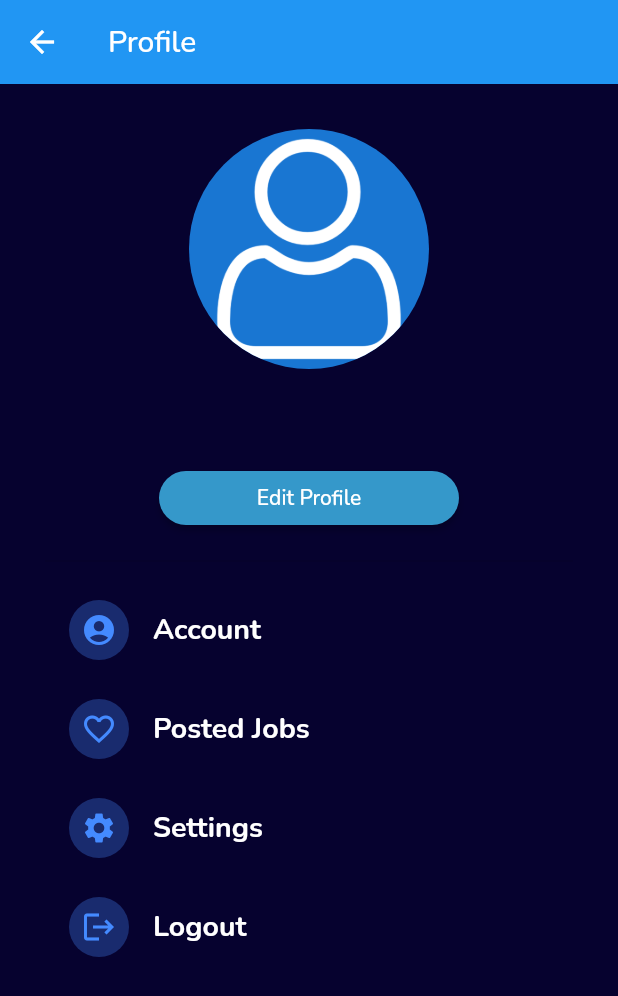
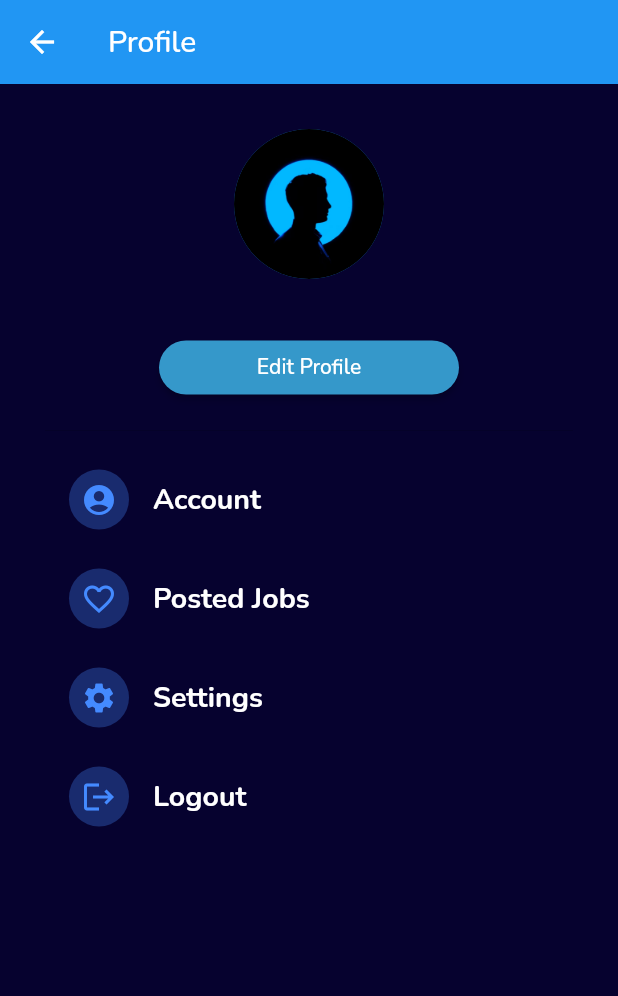
Before and after one commit to mathewspmathew/findmyjob, a Flutter app: the HomeProfile screen opened directly, on a phone screen of 412 x 824 dp. Shown: the top 996 px of the screen. Run offline on Flutter 3.47's test engine with Material 2 defaults, Android fonts, the phone set to English and light mode, and no system bars; our stand-ins replace cloud_firestore, firebase_auth, firebase_core, firebase_storage, flutter_custom_clippers, flutter_svg and 5 more; accounts and stored records are empty.

Commit message:
profile pic done

```diff
--- a/lib/views/screens/home_profile.dart
+++ b/lib/views/screens/home_profile.dart
@@ -76,8 +76,8 @@ class HomeProfile extends StatelessWidget {
           child: Column(
             children: [
               const CircleAvatar(
-                radius: 80,
-                backgroundImage: AssetImage('assets/images/profile.png'),
+                radius: 50,
+                backgroundImage: AssetImage('assets/images/profile_image.png'),
               ),
               StreamBuilder<DocumentSnapshot<Map<String, dynamic>>>(
                 stream: usersCollection.doc(user!.uid).snapshots(),
@@ -90,28 +90,28 @@ class HomeProfile extends StatelessWidget {
 
                     return Column(
                       children: [
-                        Row(
-                          mainAxisAlignment: MainAxisAlignment.center,
-                          children: [
-                            Text(
-                              '${firstName ?? ''}',
-                              style: const TextStyle(
-                                fontSize: 20.0,
-                                fontWeight: FontWeight.bold,
-                                color: Color.fromARGB(255, 255, 255, 255),
-                              ),
-                            ),
-                            const SizedBox(width: 5),
-                            Text(
-                              '${lastName ?? ''}',
-                              style: const TextStyle(
-                                fontSize: 20.0,
-                                fontWeight: FontWeight.bold,
-                                color: Color.fromARGB(255, 255, 255, 255),
-                              ),
-                            ),
-                          ],
-                        ),
+                        // Row(
+                        //   mainAxisAlignment: MainAxisAlignment.center,
+                        //   children: [
+                        //     Text(
+                        //       '${firstName ?? ''}',
+                        //       style: const TextStyle(
+                        //         fontSize: 20.0,
+                        //         fontWeight: FontWeight.bold,
+                        //         color: Color.fromARGB(255, 255, 255, 255),
+                        //       ),
+                        //     ),
+                        //     const SizedBox(width: 5),
+                        //     Text(
+                        //       '${lastName ?? ''}',
+                        //       style: const TextStyle(
+                        //         fontSize: 20.0,
+                        //         fontWeight: FontWeight.bold,
+                        //         color: Color.fromARGB(255, 255, 255, 255),
+                        //       ),
+                        //     ),
+                        //   ],
+                        // ),
                         const SizedBox(height: 5),
                         Text(
                           email ?? '',
--- a/pubspec.yaml
+++ b/pubspec.yaml
@@ -76,6 +76,7 @@ flutter:
   assets:
     - assets/images/
     - assets/images/cleaning.png
+    - assets/images/profile_image.png
   #   - images/a_dot_ham.jpeg
 
   # An image asset can refer to one or more resolution-specific "variants", see
```
Also changed, not shown: assets/images/profile_image.png (added).
